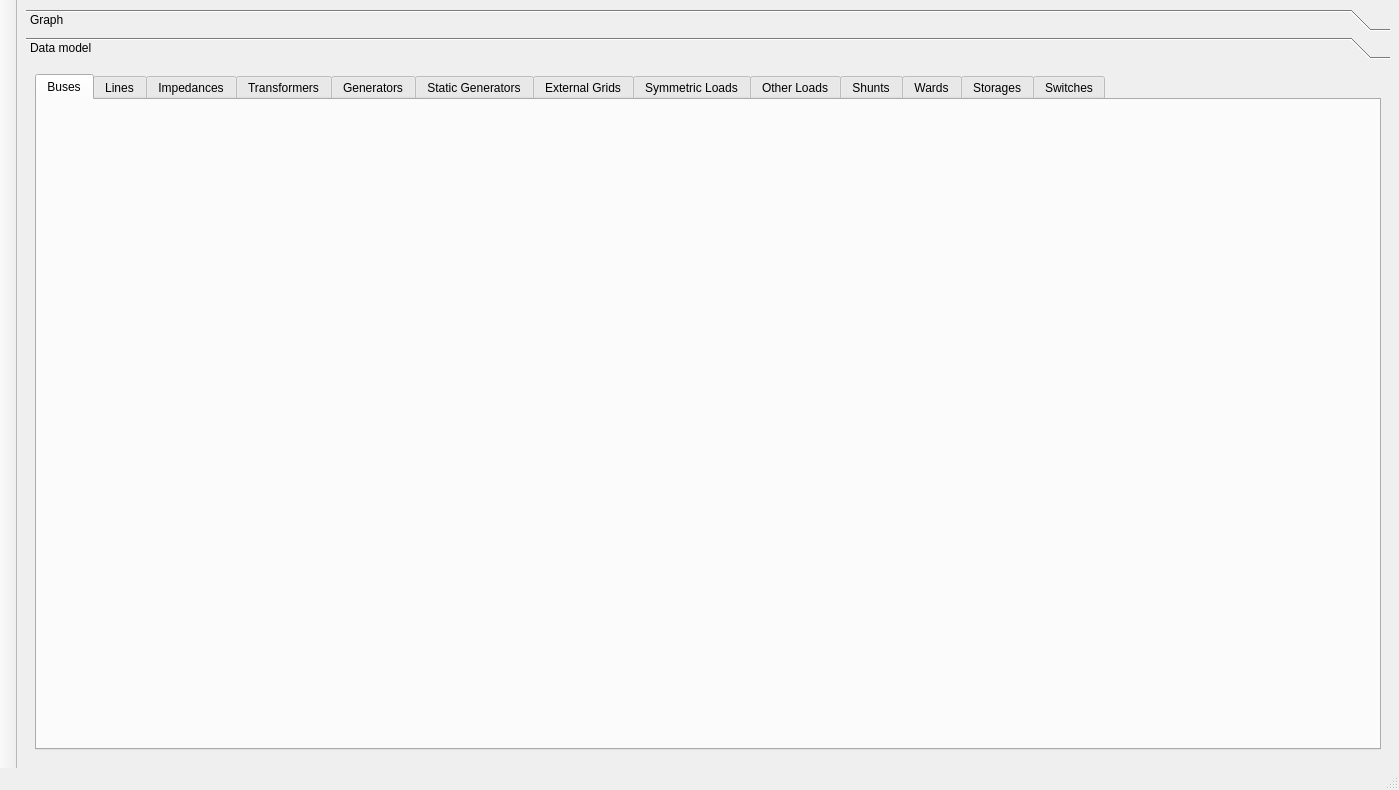
First picture: the form in src/electricalsim/ui/main_window.ui, repository aloytag/electrical-grid-simulator, before the edit.
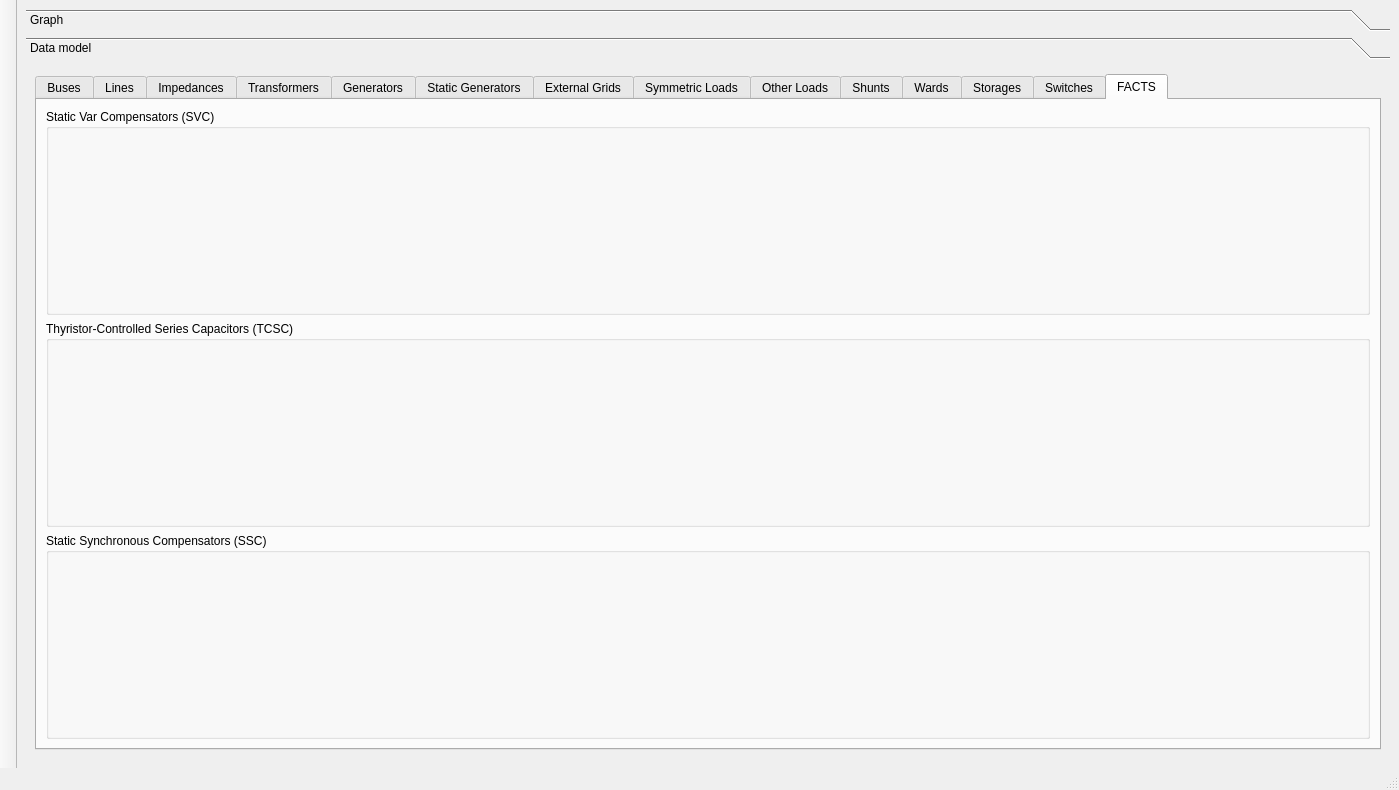
Second picture: the form after the edit. The open tabs and pages were chosen to show the change.

Commit message: Adding Static Var Compensator component (SVC)

What changed in the file:
```diff
--- a/src/electricalsim/ui/main_window.ui
+++ b/src/electricalsim/ui/main_window.ui
@@ -311,6 +311,49 @@
                 </item>
                </layout>
               </widget>
+              <widget class="QWidget" name="tab_11">
+               <attribute name="title">
+                <string>FACTS</string>
+               </attribute>
+               <layout class="QVBoxLayout" name="verticalLayout_7">
+                <item>
+                 <widget class="QGroupBox" name="groupBox_11">
+                  <property name="title">
+                   <string>Static Var Compensators (SVC)</string>
+                  </property>
+                  <layout class="QHBoxLayout" name="horizontalLayout_21">
+                   <item>
+                    <layout class="QVBoxLayout" name="layout_svc"/>
+                   </item>
+                  </layout>
+                 </widget>
+                </item>
+                <item>
+                 <widget class="QGroupBox" name="groupBox_12">
+                  <property name="title">
+                   <string>Thyristor-Controlled Series Capacitors (TCSC)</string>
+                  </property>
+                  <layout class="QHBoxLayout" name="horizontalLayout_23">
+                   <item>
+                    <layout class="QVBoxLayout" name="layout_tcsc"/>
+                   </item>
+                  </layout>
+                 </widget>
+                </item>
+                <item>
+                 <widget class="QGroupBox" name="groupBox_13">
+                  <property name="title">
+                   <string>Static Synchronous Compensators (SSC)</string>
+                  </property>
+                  <layout class="QHBoxLayout" name="horizontalLayout_24">
+                   <item>
+                    <layout class="QVBoxLayout" name="layout_ssc"/>
+                   </item>
+                  </layout>
+                 </widget>
+                </item>
+               </layout>
+              </widget>
              </widget>
             </item>
            </layout>
```
The commit also changes 20 other files.
